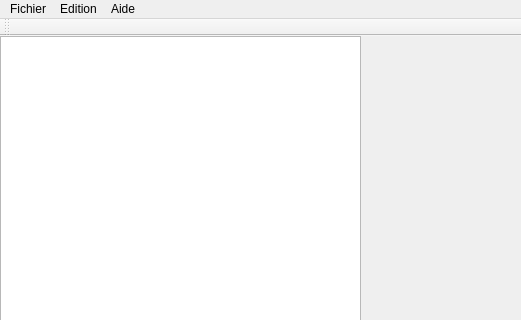
Qt form mainwindow.ui (lomsansnom/IHM_OFELI) before a commit; both pictures show x 0 to 521 and y 0 to 320 of the 705 by 511 pixel window.
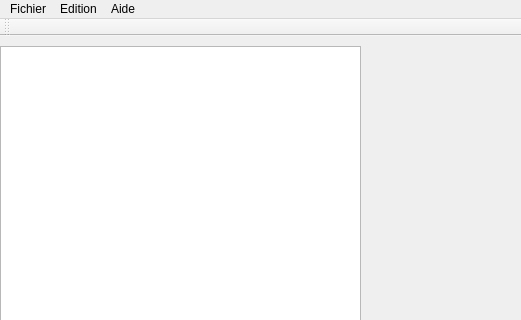
The same form after that commit.

The edit to the form file:
```diff
--- a/mainwindow.ui
+++ b/mainwindow.ui
@@ -18,9 +18,9 @@
     <property name="geometry">
      <rect>
       <x>0</x>
-      <y>0</y>
+      <y>10</y>
       <width>361</width>
-      <height>461</height>
+      <height>451</height>
      </rect>
     </property>
    </widget>
@@ -28,9 +28,9 @@
     <property name="geometry">
      <rect>
       <x>360</x>
-      <y>0</y>
+      <y>30</y>
       <width>341</width>
-      <height>451</height>
+      <height>421</height>
      </rect>
     </property>
     <layout class="QVBoxLayout" name="verticalLayout"/>
```
Left out of the diff: 39 changed lines with no effect on the pictures.
